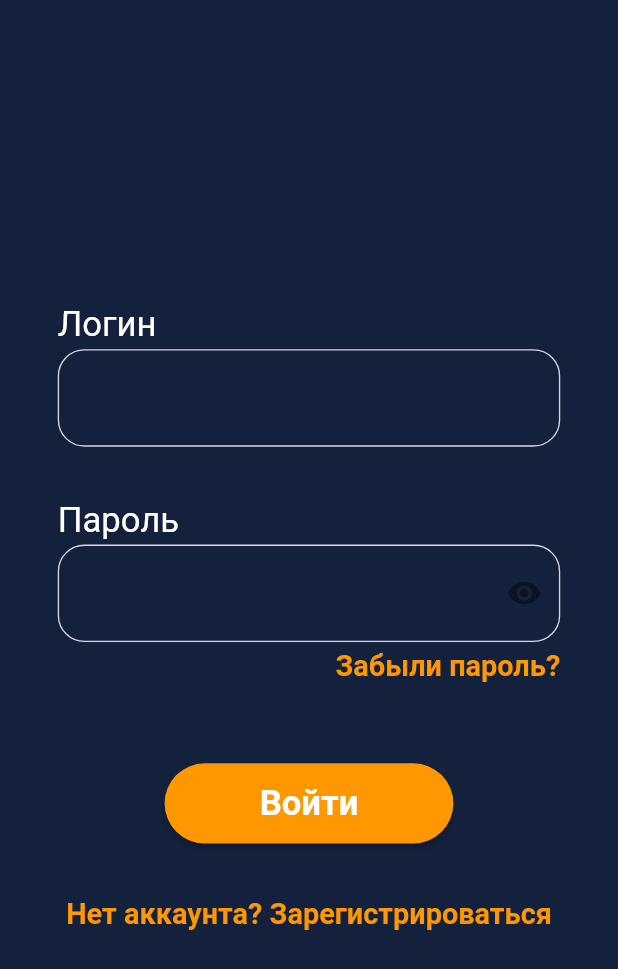
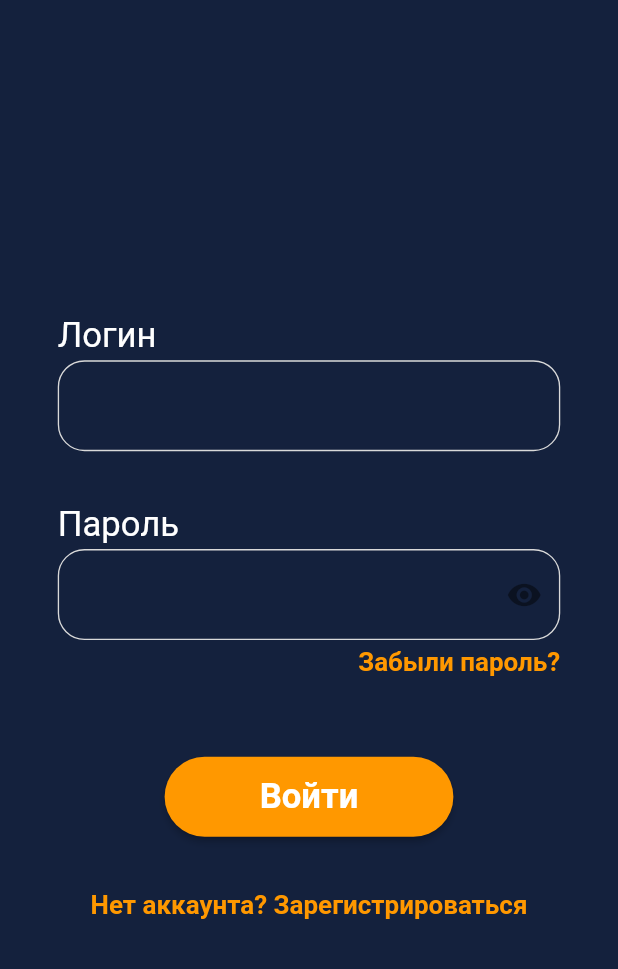
Before and after one commit to El0Ephant/the_resistance_frontend, a Flutter app: the screen it shows after launch, on a phone screen of 412 x 824 dp. Shown: the top 969 px of the screen. Run offline on Flutter 3.47's test engine with Material 2 defaults, Android fonts, the phone set to English and light mode, and no system bars; our stand-ins replace flutter_screenutil.

Commit message:
Made small font changes

```diff
--- a/lib/ui/pages/login_page.dart
+++ b/lib/ui/pages/login_page.dart
@@ -19,6 +19,7 @@ class _LoginPageState extends State<LoginPage> {
   @override
   Widget build(BuildContext context) {
     final loginDecoration = InputDecoration(
+      contentPadding: EdgeInsets.symmetric(vertical: 20.h, horizontal: 10.w),
       enabledBorder: OutlineInputBorder(
         borderRadius: BorderRadius.circular(20.r),
         borderSide: BorderSide(color: AppColors.lightGrey, width: 1.r)),
@@ -28,7 +29,7 @@ class _LoginPageState extends State<LoginPage> {
     );
     final passwordDecoration = loginDecoration.copyWith(
       suffixIcon: IconButton(
-        icon: Icon(_isPasswordObscure ? Icons.visibility : Icons.visibility_off),
+        icon: Icon(_isPasswordObscure ? Icons.visibility : Icons.visibility_off,),
         onPressed: () {
           setState(() {
             _isPasswordObscure = !_isPasswordObscure;
--- a/lib/ui/utils/app_text_styles.dart
+++ b/lib/ui/utils/app_text_styles.dart
@@ -5,6 +5,6 @@ import 'package:the_resistance/ui/utils/app_colors.dart';
 abstract class AppTextStyles {
   static final inputTextStyle = TextStyle(fontSize: 22.sp, color: Colors.white);
   static final labelTextStyle = TextStyle(fontSize: 24.sp, color: Colors.white);
-  static final clickableTextStyle = TextStyle(fontSize: 20.sp, color: AppColors.orange, fontWeight: FontWeight.bold);
+  static final clickableTextStyle = TextStyle(fontSize: 18.sp, color: AppColors.orange, fontWeight: FontWeight.bold);
   static final buttonTextStyle = TextStyle(fontSize: 24.sp, color: Colors.white, fontWeight: FontWeight.bold);
 }
```
